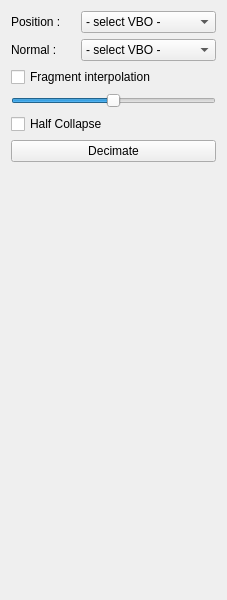
This is SCHNApps/Plugins/surface_radiance/forms/surface_radiance.ui in cgogn/CGoGN as Qt 5 draws it before an edit. The edited form follows.
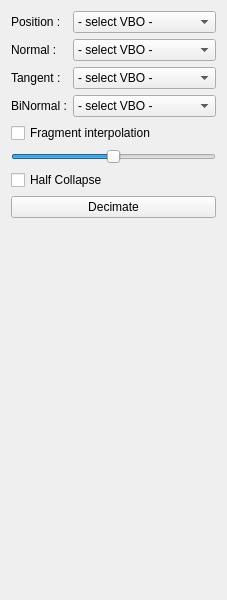
This is the edited form.

What changed in the file:
```diff
--- a/SCHNApps/Plugins/surface_radiance/forms/surface_radiance.ui
+++ b/SCHNApps/Plugins/surface_radiance/forms/surface_radiance.ui
@@ -14,15 +14,15 @@
    <string>Form</string>
   </property>
   <layout class="QGridLayout" name="gridLayout">
-   <item row="4" column="0" colspan="3">
-    <widget class="QCheckBox" name="checkbox_halfCollapse">
+   <item row="0" column="0">
+    <widget class="QLabel" name="label_2">
      <property name="text">
-      <string>Half Collapse</string>
+      <string>Position :</string>
      </property>
     </widget>
    </item>
-   <item row="1" column="1" colspan="2">
-    <widget class="QComboBox" name="combo_normalVBO">
+   <item row="0" column="1">
+    <widget class="QComboBox" name="combo_positionVBO">
      <property name="sizePolicy">
       <sizepolicy hsizetype="Expanding" vsizetype="Fixed">
        <horstretch>0</horstretch>
@@ -36,13 +36,6 @@
      </item>
     </widget>
    </item>
-   <item row="5" column="0" colspan="3">
-    <widget class="QPushButton" name="button_decimate">
-     <property name="text">
-      <string>Decimate</string>
-     </property>
-    </widget>
-   </item>
    <item row="1" column="0">
     <widget class="QLabel" name="label_3">
      <property name="text">
@@ -50,36 +43,100 @@
      </property>
     </widget>
    </item>
-   <item row="2" column="0" colspan="3">
+   <item row="1" column="1">
+    <widget class="QComboBox" name="combo_normalVBO">
+     <property name="sizePolicy">
+      <sizepolicy hsizetype="Expanding" vsizetype="Fixed">
+       <horstretch>0</horstretch>
+       <verstretch>0</verstretch>
+      </sizepolicy>
+     </property>
+     <item>
+      <property name="text">
+       <string>- select VBO -</string>
+      </property>
+     </item>
+    </widget>
+   </item>
+   <item row="2" column="0">
+    <widget class="QLabel" name="label_4">
+     <property name="text">
+      <string>Tangent :</string>
+     </property>
+    </widget>
+   </item>
+   <item row="2" column="1">
+    <widget class="QComboBox" name="combo_tangentVBO">
+     <property name="sizePolicy">
+      <sizepolicy hsizetype="Expanding" vsizetype="Fixed">
+       <horstretch>0</horstretch>
+       <verstretch>0</verstretch>
+      </sizepolicy>
+     </property>
+     <item>
+      <property name="text">
+       <string>- select VBO -</string>
+      </property>
+     </item>
+    </widget>
+   </item>
+   <item row="3" column="0">
+    <widget class="QLabel" name="label_5">
+     <property name="text">
+      <string>BiNormal :</string>
+     </property>
+    </widget>
+   </item>
+   <item row="3" column="1">
+    <widget class="QComboBox" name="combo_binormalVBO">
+     <property name="sizePolicy">
+      <sizepolicy hsizetype="Expanding" vsizetype="Fixed">
+       <horstretch>0</horstretch>
+       <verstretch>0</verstretch>
+      </sizepolicy>
+     </property>
+     <item>
+      <property name="text">
+       <string>- select VBO -</string>
+      </property>
+     </item>
+    </widget>
+   </item>
+   <item row="4" column="0" colspan="2">
     <widget class="QCheckBox" name="checkbox_fragInterp">
      <property name="text">
       <string>Fragment interpolation</string>
      </property>
     </widget>
    </item>
-   <item row="0" column="0">
-    <widget class="QLabel" name="label_2">
+   <item row="5" column="0" colspan="2">
+    <widget class="QSlider" name="slider_decimationGoal">
+     <property name="maximum">
+      <number>100</number>
+     </property>
+     <property name="value">
+      <number>50</number>
+     </property>
+     <property name="orientation">
+      <enum>Qt::Horizontal</enum>
+     </property>
+    </widget>
+   </item>
+   <item row="6" column="0" colspan="2">
+    <widget class="QCheckBox" name="checkbox_halfCollapse">
      <property name="text">
-      <string>Position :</string>
+      <string>Half Collapse</string>
      </property>
     </widget>
    </item>
-   <item row="0" column="1" colspan="2">
-    <widget class="QComboBox" name="combo_positionVBO">
-     <property name="sizePolicy">
-      <sizepolicy hsizetype="Expanding" vsizetype="Fixed">
-       <horstretch>0</horstretch>
-       <verstretch>0</verstretch>
-      </sizepolicy>
+   <item row="7" column="0" colspan="2">
+    <widget class="QPushButton" name="button_decimate">
+     <property name="text">
+      <string>Decimate</string>
      </property>
-     <item>
-      <property name="text">
-       <string>- select VBO -</string>
-      </property>
-     </item>
     </widget>
    </item>
-   <item row="6" column="2">
+   <item row="8" column="1">
     <spacer name="verticalSpacer">
      <property name="orientation">
       <enum>Qt::Vertical</enum>
@@ -92,19 +149,6 @@
      </property>
     </spacer>
    </item>
-   <item row="3" column="0" colspan="3">
-    <widget class="QSlider" name="slider_decimationGoal">
-     <property name="maximum">
-      <number>100</number>
-     </property>
-     <property name="value">
-      <number>50</number>
-     </property>
-     <property name="orientation">
-      <enum>Qt::Horizontal</enum>
-     </property>
-    </widget>
-   </item>
   </layout>
  </widget>
  <resources/>
```
